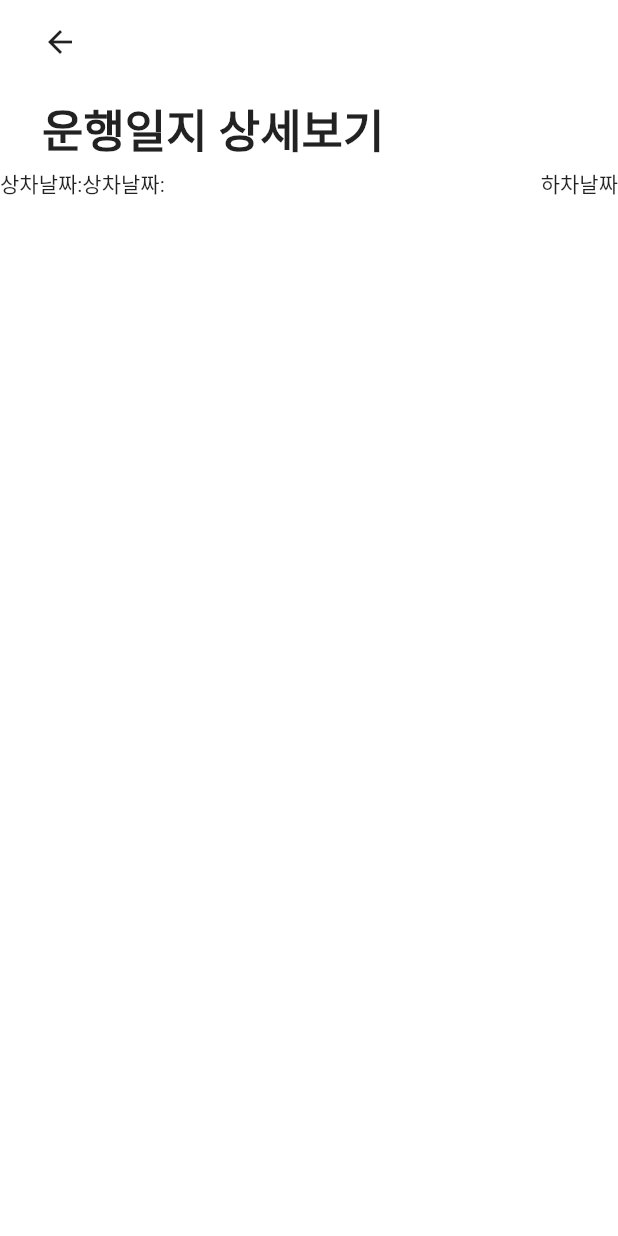
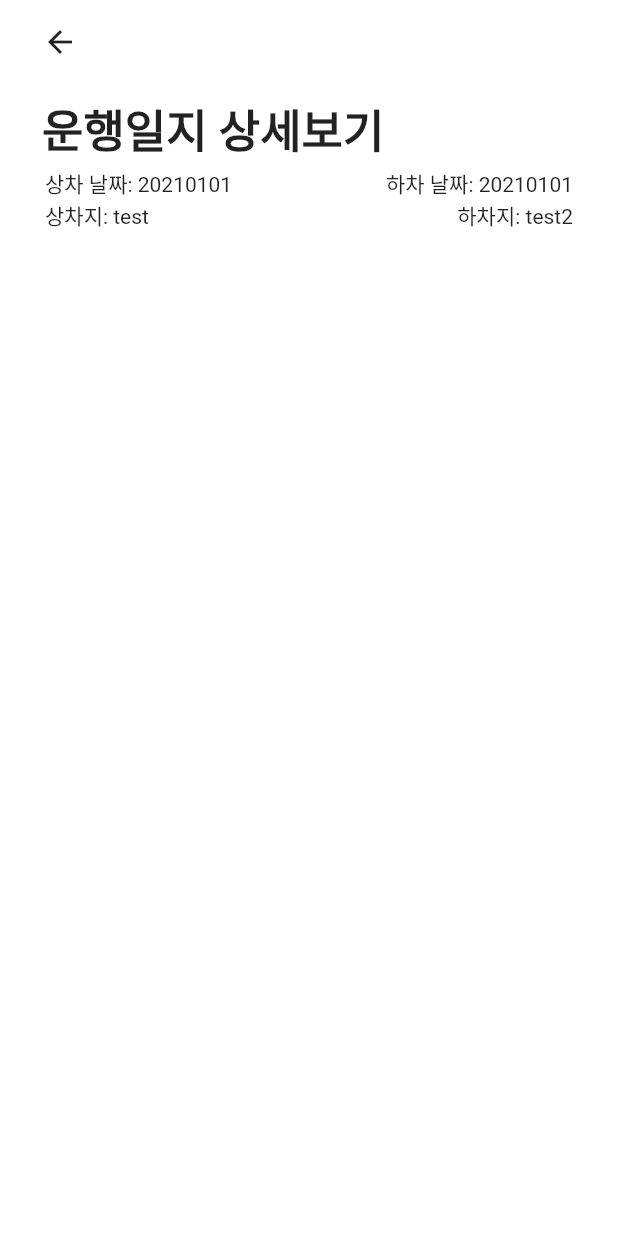
Before and after one commit to jun-young1993/freight-ui, a Flutter app: the DriveScreen screen opened by its route, after a tap on an icon or button, on a phone screen of 412 x 824 dp. Run offline on Flutter 3.47's test engine with Material 2 defaults, Android fonts, the phone set to English and light mode, and no system bars; our stand-ins replace flutter_bloc, syncfusion_flutter_datepicker; missing offline and left inert: dart:ffi.

Commit message:
drive detail view

```diff
--- a/lib/ui/screen/drive/sections/drive_card.dart
+++ b/lib/ui/screen/drive/sections/drive_card.dart
@@ -5,7 +5,7 @@ import 'package:freight_ui/domain/entities/drive.dart';
 class DriveCard extends StatelessWidget {
   final Drive drive;
   final void Function()? onPress;
-  const DriveCard({
+  const DriveCard({super.key,
     required this.drive, this.onPress
   });
 
--- a/lib/ui/screen/drive/sections/drive_detail.dart
+++ b/lib/ui/screen/drive/sections/drive_detail.dart
@@ -28,26 +28,31 @@ class DriveDetail extends StatelessWidget {
                 context: context,
               ),
           ],
-          body: Column(
+          body: Padding(
+            padding: const EdgeInsets.only(left: 30, right: 30),
+            child: Column(
               children: [
                 Row(
                   mainAxisSize: MainAxisSize.max,
                   mainAxisAlignment: MainAxisAlignment.spaceBetween,
                   children: [
-                  Row(
-                    children: [
-                      Text('상차날짜:'),
-                      Text('상차날짜:')
+                    Text("상차 날짜: ${drive.loadingDate}"),
+                    Text("하차 날짜: ${drive.unLoadingDate}")
                   ],
                 ),
                 Row(
+                  mainAxisSize: MainAxisSize.max,
+                  mainAxisAlignment: MainAxisAlignment.spaceBetween,
                   children: [
-                      Text('하차날짜')
+                    Text("상차지: ${drive.loadingPlace}"),
+                    Text("하차지: ${drive.unLoadingPlace}")
                   ],
-                  )
+                ),
+
               ],
-              )
-            ],
+            ),
+
+
           ),
         ),
       );
--- a/lib/ui/widgets/main_app_bar.dart
+++ b/lib/ui/widgets/main_app_bar.dart
@@ -67,11 +67,11 @@ class MainSliverAppBar extends SliverAppBar{
                     Padding(
                       padding: const EdgeInsets.only(top: kToolbarHeight / 3),
                       child: Transform.translate(
+                        offset: Offset(dx, constraints.maxHeight - kToolbarHeight),
                         child: Text(
                           title,
                           style: currentTextStyle,
                         ),
-                        offset: Offset(dx, constraints.maxHeight - kToolbarHeight),
                       ),
                     ),
                   ],
```
Lines whose indentation alone changed are shown as unchanged.
